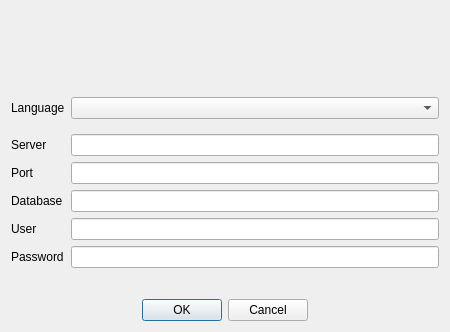
Old version of the form ui/frmAccess.ui in the repository turulomio/xulpymoney.
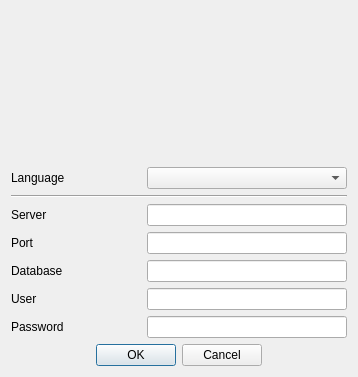
New version of the form. Icons and pictures are not drawn.

Diff of the .ui file:
```diff
--- a/ui/frmAccess.ui
+++ b/ui/frmAccess.ui
@@ -9,8 +9,8 @@
    <rect>
     <x>0</x>
     <y>0</y>
-    <width>450</width>
-    <height>332</height>
+    <width>358</width>
+    <height>377</height>
    </rect>
   </property>
   <property name="sizePolicy">
@@ -26,7 +26,7 @@
   <property name="modal">
    <bool>true</bool>
   </property>
-  <layout class="QHBoxLayout" name="horizontalLayout_3">
+  <layout class="QHBoxLayout" name="horizontalLayout_8">
    <item>
     <layout class="QVBoxLayout" name="verticalLayout">
      <item>
@@ -45,7 +45,7 @@
         </spacer>
        </item>
        <item>
-        <widget class="QLabel" name="lbl">
+        <widget class="QLabel" name="lblPixmap">
          <property name="sizePolicy">
           <sizepolicy hsizetype="Fixed" vsizetype="Fixed">
            <horstretch>0</horstretch>
@@ -94,19 +94,75 @@
       </layout>
      </item>
      <item>
-      <layout class="QFormLayout" name="formLayout">
-       <property name="fieldGrowthPolicy">
-        <enum>QFormLayout::ExpandingFieldsGrow</enum>
+      <widget class="QLabel" name="lbl">
+       <property name="font">
+        <font>
+         <weight>75</weight>
+         <bold>true</bold>
+        </font>
        </property>
-       <item row="2" column="0">
+       <property name="text">
+        <string/>
+       </property>
+       <property name="alignment">
+        <set>Qt::AlignCenter</set>
+       </property>
+      </widget>
+     </item>
+     <item>
+      <layout class="QHBoxLayout" name="horizontalLayout">
+       <item>
+        <widget class="QLabel" name="lblLanguage">
+         <property name="text">
+          <string>Language</string>
+         </property>
+        </widget>
+       </item>
+       <item>
+        <widget class="QComboBox" name="cmbLanguages">
+         <property name="sizePolicy">
+          <sizepolicy hsizetype="Expanding" vsizetype="Fixed">
+           <horstretch>0</horstretch>
+           <verstretch>0</verstretch>
+          </sizepolicy>
+         </property>
+         <property name="maximumSize">
+          <size>
+           <width>200</width>
+           <height>16777215</height>
+          </size>
+         </property>
+         <property name="focusPolicy">
+          <enum>Qt::NoFocus</enum>
+         </property>
+        </widget>
+       </item>
+      </layout>
+     </item>
+     <item>
+      <widget class="Line" name="line">
+       <property name="orientation">
+        <enum>Qt::Horizontal</enum>
+       </property>
+      </widget>
+     </item>
+     <item>
+      <layout class="QHBoxLayout" name="horizontalLayout_3">
+       <item>
         <widget class="QLabel" name="lblServer">
          <property name="text">
           <string>Server</string>
          </property>
         </widget>
        </item>
-       <item row="2" column="1">
+       <item>
         <widget class="QLineEdit" name="txtServer">
+         <property name="maximumSize">
+          <size>
+           <width>200</width>
+           <height>16777215</height>
+          </size>
+         </property>
          <property name="inputMethodHints">
           <set>Qt::ImhNone</set>
          </property>
@@ -118,45 +174,84 @@
          </property>
         </widget>
        </item>
-       <item row="3" column="0">
+      </layout>
+     </item>
+     <item>
+      <layout class="QHBoxLayout" name="horizontalLayout_4">
+       <item>
         <widget class="QLabel" name="lblPort">
          <property name="text">
           <string>Port</string>
          </property>
         </widget>
        </item>
-       <item row="3" column="1">
+       <item>
         <widget class="QLineEdit" name="txtPort">
+         <property name="maximumSize">
+          <size>
+           <width>200</width>
+           <height>16777215</height>
+          </size>
+         </property>
          <property name="text">
           <string/>
          </property>
         </widget>
        </item>
-       <item row="4" column="0">
+      </layout>
+     </item>
+     <item>
+      <layout class="QHBoxLayout" name="horizontalLayout_5">
+       <item>
         <widget class="QLabel" name="lblDatabase">
          <property name="text">
           <string>Database</string>
          </property>
         </widget>
        </item>
-       <item row="5" column="0">
+       <item>
+        <widget class="QLineEdit" name="txtDB">
+         <property name="maximumSize">
+          <size>
+           <width>200</width>
+           <height>16777215</height>
+          </size>
+         </property>
+        </widget>
+       </item>
+      </layout>
+     </item>
+     <item>
+      <layout class="QHBoxLayout" name="horizontalLayout_6">
+       <item>
         <widget class="QLabel" name="lblUser">
          <property name="text">
           <string>User</string>
          </property>
         </widget>
        </item>
-       <item row="5" column="1">
-        <widget class="QLineEdit" name="txtUser"/>
+       <item>
+        <widget class="QLineEdit" name="txtUser">
+         <property name="maximumSize">
+          <size>
+           <width>200</width>
+           <height>16777215</height>
+          </size>
+         </property>
+        </widget>
        </item>
-       <item row="6" column="0">
+      </layout>
+     </item>
+     <item>
+      <layout class="QHBoxLayout" name="horizontalLayout_7">
+       <item>
         <widget class="QLabel" name="lblPass">
          <property name="text">
           <string>Password</string>
          </property>
         </widget>
        </item>
-       <item row="6" column="1">
+       <item>
         <widget class="QLineEdit" name="txtPass">
          <property name="sizePolicy">
           <sizepolicy hsizetype="Expanding" vsizetype="Fixed">
@@ -164,6 +259,12 @@
            <verstretch>0</verstretch>
           </sizepolicy>
          </property>
+         <property name="maximumSize">
+          <size>
+           <width>200</width>
+           <height>16777215</height>
+          </size>
+         </property>
          <property name="inputMethodHints">
           <set>Qt::ImhHiddenText|Qt::ImhNoAutoUppercase|Qt::ImhNoPredictiveText</set>
          </property>
@@ -172,37 +273,6 @@
          </property>
         </widget>
        </item>
-       <item row="0" column="0">
-        <widget class="QLabel" name="label">
-         <property name="text">
-          <string>Language</string>
-         </property>
-        </widget>
-       </item>
-       <item row="0" column="1">
-        <widget class="QComboBox" name="cmbLanguages">
-         <property name="sizePolicy">
-          <sizepolicy hsizetype="Expanding" vsizetype="Fixed">
-           <horstretch>0</horstretch>
-           <verstretch>0</verstretch>
-          </sizepolicy>
-         </property>
-        </widget>
-       </item>
-       <item row="1" column="1">
-        <widget class="Line" name="line">
-         <property name="orientation">
-          <enum>Qt::Horizontal</enum>
-         </property>
-        </widget>
-       </item>
-       <item row="4" column="1">
-        <layout class="QHBoxLayout" name="horizontalLayout">
-         <item>
-          <widget class="QLineEdit" name="txtDB"/>
-         </item>
-        </layout>
-       </item>
       </layout>
      </item>
      <item>
```
Left out of the diff: 1 changed line with no effect on the pictures.
